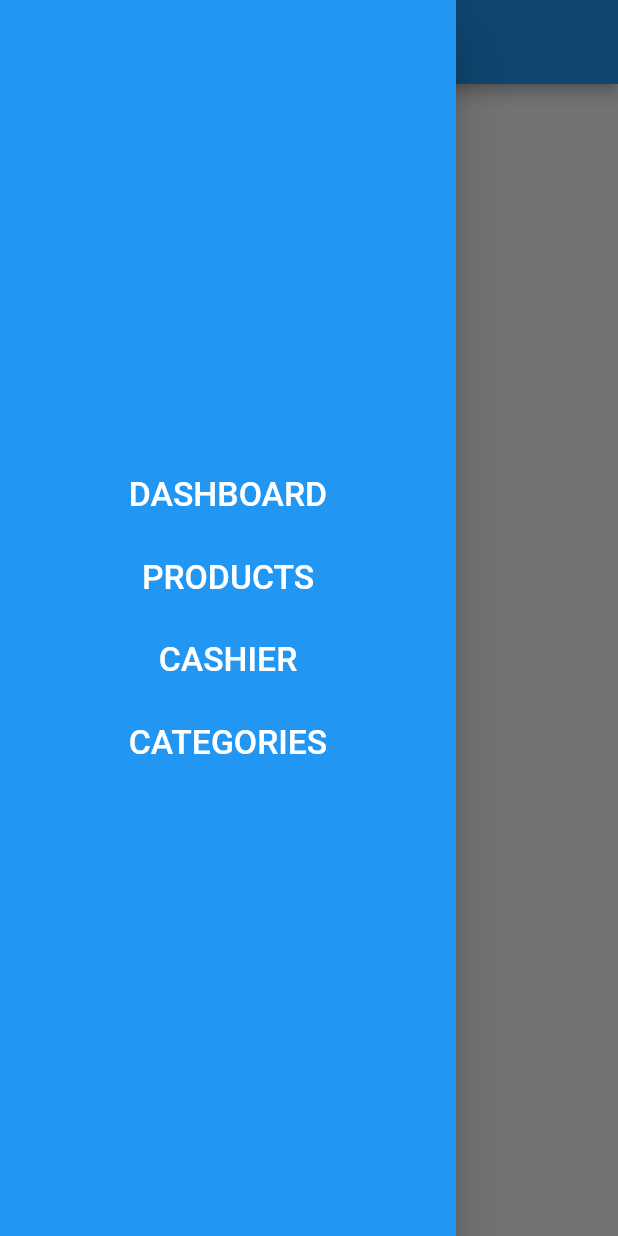
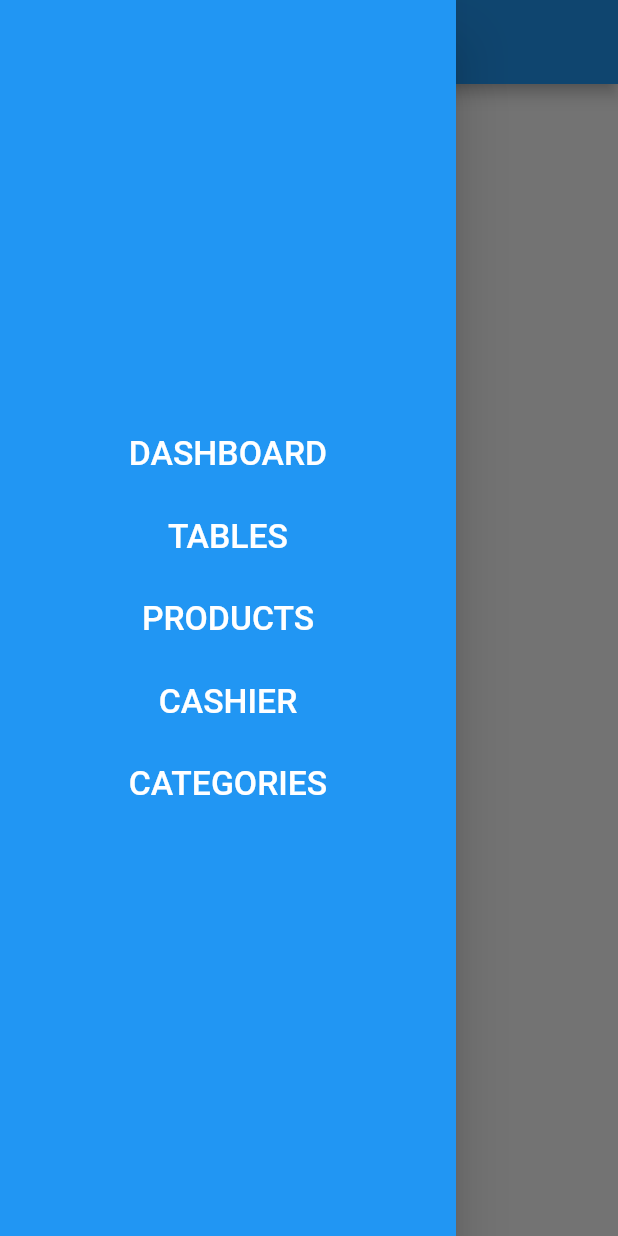
Before and after one commit to USHIERU/POS, a Flutter app: the HomeLayout screen opened by its route, with the side drawer open, on a phone screen of 412 x 824 dp. Run offline on Flutter 3.47's test engine with Material 2 defaults, Android fonts, the phone set to English and light mode, and no system bars; our stand-ins replace get, hive, hive_flutter; missing offline and left inert: dart:html; accounts and stored records are empty.

Commit message:
add tables screen

```diff
--- a/lib/app/routes/home/controllers/home_screen_controller.dart
+++ b/lib/app/routes/home/controllers/home_screen_controller.dart
@@ -2,6 +2,7 @@ part of '../home_layout.dart';
 
 enum HOME_CONTAINERS {
   DASHBOARD,
+  TABLES,
   PRODUCTS,
   CASHIER,
   CATEGORIES,
@@ -14,6 +15,9 @@ class HomeLayoutController extends GetxController {
     switch (newContainer) {
       case HOME_CONTAINERS.DASHBOARD:
         container.value = Container(child: DashboardScreen());
+        break;
+      case HOME_CONTAINERS.TABLES:
+        container.value = Container(child: TablesScreen());
         break;
       case HOME_CONTAINERS.CASHIER:
         container.value = Container(child: CashRegisterScreen());
--- a/lib/app/routes/home/home_layout.dart
+++ b/lib/app/routes/home/home_layout.dart
@@ -5,6 +5,7 @@ import 'package:pos/app/screens/cash_register/cash_register_screen.dart';
 import 'package:pos/app/screens/category/category_screen.dart';
 import 'package:pos/app/screens/dashboard/dashboard_screen.dart';
 import 'package:pos/app/screens/product/product_screen.dart';
+import 'package:pos/app/screens/tables/tables_screen.dart';
 import 'package:pos/app/widgets/my_buttons.dart';
 import 'package:pos/context/session/application/set_session.dart';
 
@@ -50,31 +51,6 @@ class HomeLayout extends GetResponsiveView<HomeLayoutController> {
 
   @override
   Widget phone() {
-    return Scaffold(
-      appBar: AppBar(),
-      drawer: Drawer(
-        child: Container(
-          color: Colors.blue,
-          child: Column(
-            mainAxisAlignment: MainAxisAlignment.center,
-            children: List.generate(
-              HOME_CONTAINERS.values.length,
-              (index) => MyFlatButton(
-                HOME_CONTAINERS.values[index].toString().substring(
-                    HOME_CONTAINERS.values[index].toString().indexOf('.') + 1),
-                () =>
-                    _controller.changeContainer(HOME_CONTAINERS.values[index]),
-              ),
-            ),
-          ),
-        ),
-      ),
-      body: Obx(() => _controller.container.value),
-    );
-  }
-
-  @override
-  Widget tablet() {
     return Scaffold(
       appBar: AppBar(),
       drawer: Drawer(
--- a/lib/app/routes/login/controllers/login_screen_controller.dart
+++ b/lib/app/routes/login/controllers/login_screen_controller.dart
@@ -1,7 +1,10 @@
 part of '../login_screen.dart';
 
 class LoginScreenController extends GetxController {
-  login(String user, String password) {
+  String? user;
+  String? password;
+
+  login() {
     if (user == 'admin' && password == 'admin') {
       SetSession(SessionInMemory()).run(Session('Administrator', 7));
       Get.offAllNamed(HomeLayout.routeName);
--- /dev/null
+++ b/lib/app/screens/tables/controllers/tables_screen_controller.dart
@@ -0,0 +1,4 @@
+part of '../tables_screen.dart';
+
+class TablesScreenController extends GetxController {
+}
```
Also changed, not shown: lib/app/routes/login/login_screen.dart (+3 -33 lines), lib/app/screens/tables/tables_screen.dart (added, +49 -0 lines).
